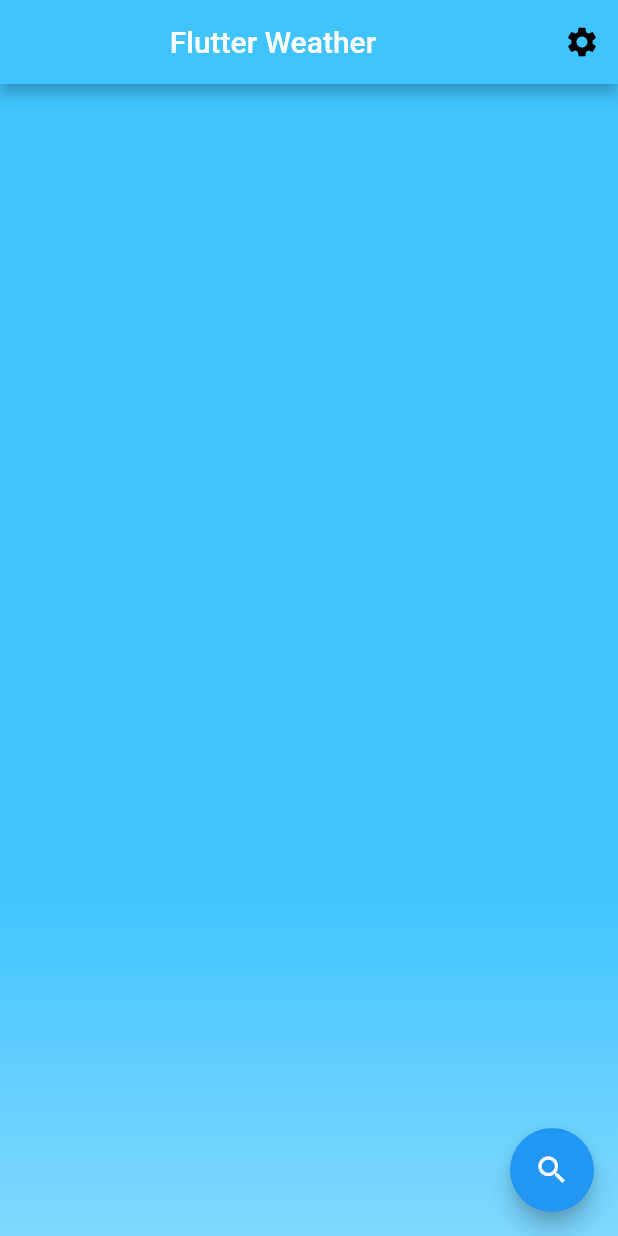
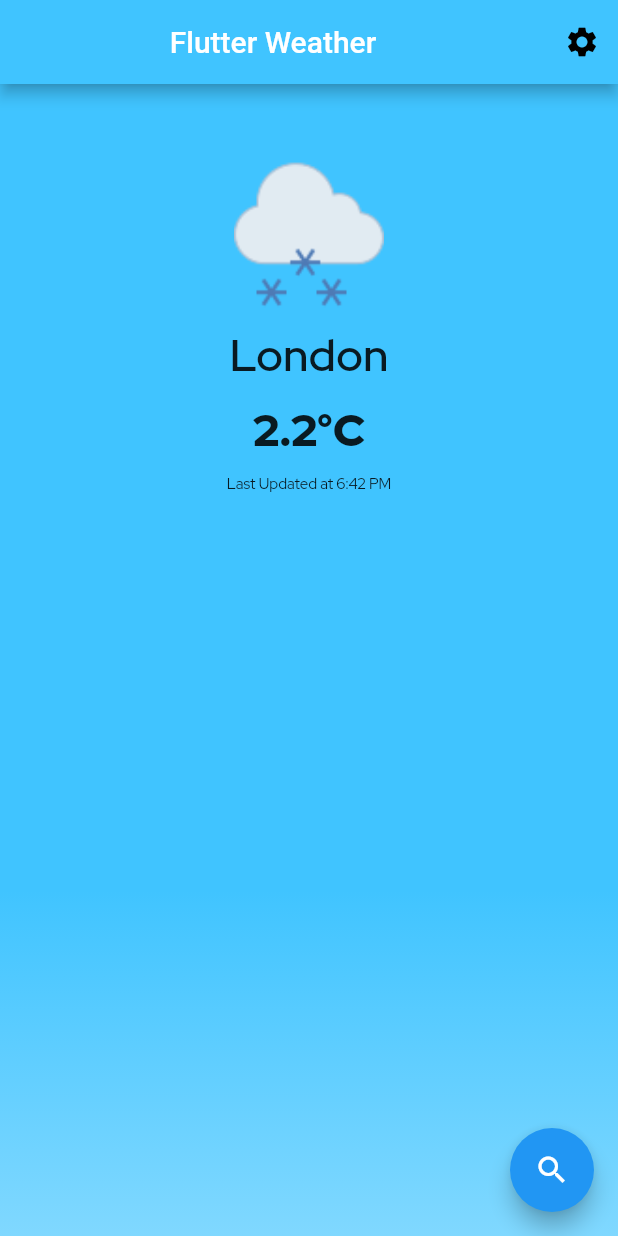
Before and after one commit to marinaccc/FlutterLesson4, a Flutter app: the screen it shows after launch, on a phone screen of 412 x 824 dp. Run offline on Flutter 3.47's test engine with Material 2 defaults, Android fonts, the phone set to English and light mode, and no system bars.

Commit message:
all is ready

```diff
--- a/lib/main.dart
+++ b/lib/main.dart
@@ -1,6 +1,6 @@
 import 'package:flutter/material.dart';
 
-oid main() => runApp(MyApp());
+void main() => runApp(MyApp());
 
 class MyApp extends StatelessWidget{
   @override
@@ -12,14 +12,14 @@ class MyApp extends StatelessWidget{
           title: Center (child:Text('Flutter Weather')),
           actions:<Widget> [
             IconButton(
-            icon: Icon(Icons.settings),
-            onPressed:(){},
-            color: Colors.black,
-            )
+              icon: Icon(Icons.settings),
+              onPressed:(){},
+              color: Colors.black,
+            ),
           ],
         ),
         body:Container (
-           decoration: BoxDecoration(
+          decoration: BoxDecoration(
               gradient: LinearGradient(
                 begin: Alignment.topCenter,
                 end: Alignment.bottomCenter,
@@ -27,6 +27,11 @@ class MyApp extends StatelessWidget{
                 colors: [Colors.lightBlueAccent, Colors.lightBlueAccent[100]]
               )
             ),
+          child: Center(
+            child: Padding(
+              padding: EdgeInsets.all(50.0),
+              child:Data('London', '2.2°C', 'Last Updated at 6:42 PM', image:'assets/images/snow.png'),
+          ),),
         ),
         floatingActionButton: FloatingActionButton(
          child: Icon(Icons.search),
@@ -37,3 +42,47 @@ class MyApp extends StatelessWidget{
     );
   }
 }
+
+class Data extends StatelessWidget {
+  final String _city;
+  final String _temp;
+  final String _update;
+  String _image;
+
+
+  Data(this._city, this._temp, this._update, {String image}) {
+    _image = image;
+  }
+
+  @override
+  Widget build(BuildContext context) {
+    return Container(
+      child: Column(
+          //mainAxisAlignment: MainAxisAlignment.center,
+          children: [
+            if (_image != null && _image != '')
+              Image.asset(
+              _image,
+              width: 100.0,
+              height: 100.0,
+              fit: BoxFit.contain,
+              )
+            else
+              Container(),
+            Padding(
+              padding: EdgeInsets.all(10.0),
+                child:Text(_city,
+                  style: TextStyle( fontFamily: 'RedHatDisplayMedium',
+                      fontSize: 30.0),),),
+            Padding(
+              padding: EdgeInsets.only(bottom: 10.0),
+            child:Text(_temp,
+              style: TextStyle(fontFamily: 'RedHatDisplayBold',
+                  fontSize: 30.0),),),
+            Text(_update,
+              style: TextStyle(fontFamily: 'RedHatDisplayRegular',
+                  fontSize: 10.0),),
+         ]),
+    );
+  }
+}
```
Also changed, not shown: pubspec.yaml (+16 -7 lines), assets/fonts/RedHatDisplay-Bold.ttf (added), assets/fonts/RedHatDisplay-Medium.ttf (added), assets/fonts/RedHatDisplay-Regular.ttf (added).
